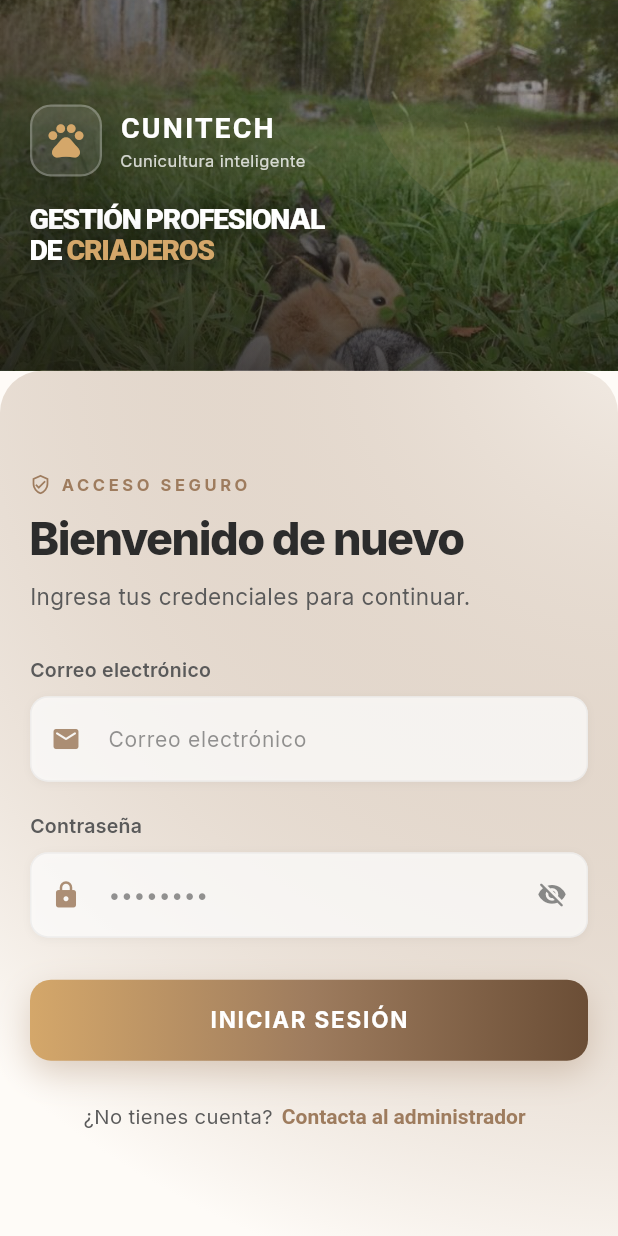
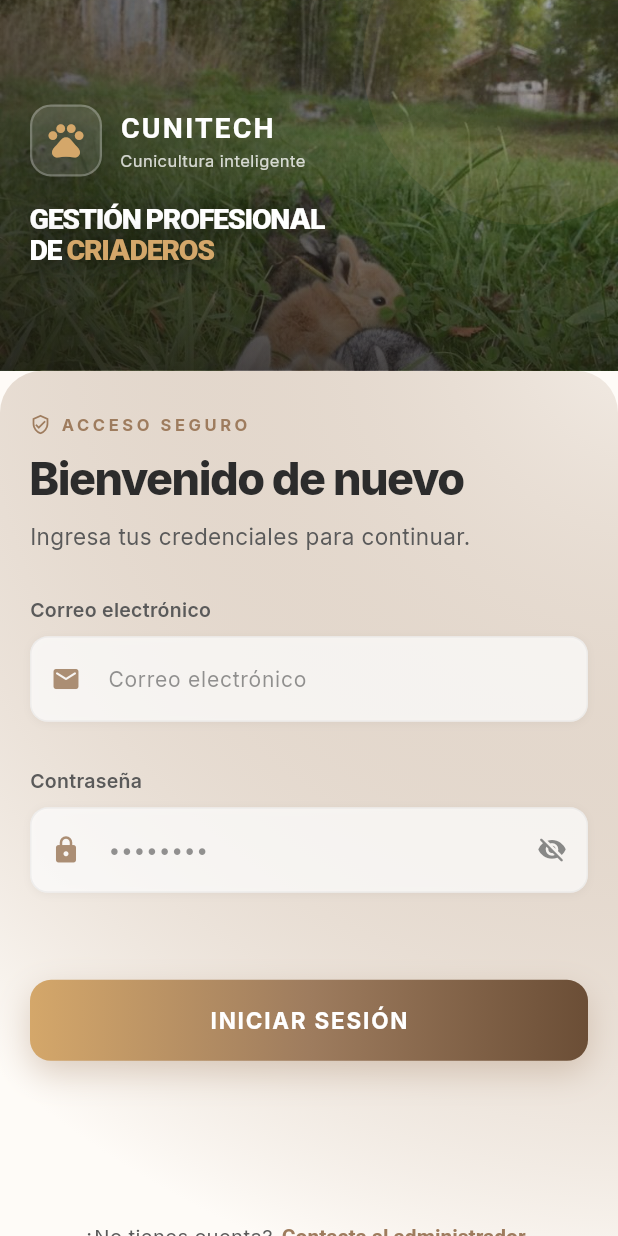
Before and after one commit to Sara-AprendizCBA/Cunitech, a Flutter app: the screen it shows after launch, on a phone screen of 412 x 824 dp. Run offline on Flutter 3.47's test engine with Material 3 defaults, Android fonts, the phone set to English and light mode, and no system bars; drawn by our look-alikes of flutter_animate; our stand-ins replace fl_chart, flutter_local_notifications, flutter_tts, get, google_fonts, image_picker and 7 more; missing offline and left inert: dart:html; accounts and stored records are empty; network calls fail.

Commit message:
fix(ui): resolver bloqueo y perdida de foco en campos de texto del login

```diff
--- a/lib/screens/auth/login_screen.dart
+++ b/lib/screens/auth/login_screen.dart
@@ -348,7 +348,7 @@ class _AuthScreenState extends State<AuthScreen> {
           child: Column(
             children: [
               if (!isLogin) ...[
-                _buildTextField(
+                _buildFormField(
                   controller: _nameController,
                   focusNode: _nameFocusNode,
                   compact: compact,
@@ -362,9 +362,8 @@ class _AuthScreenState extends State<AuthScreen> {
                     return null;
                   },
                 ),
-                const SizedBox(height: 20),
               ],
-              _buildTextField(
+              _buildFormField(
                 controller: _emailController,
                 focusNode: _emailFocusNode,
                 compact: compact,
@@ -385,22 +384,23 @@ class _AuthScreenState extends State<AuthScreen> {
                   return null;
                 },
               ),
-              const SizedBox(height: 20),
-              _buildPasswordField(
+              _buildFormField(
                 controller: _passwordController,
                 focusNode: _passwordFocusNode,
                 compact: compact,
                 label: "Contraseña",
+                hint: "••••••••",
+                icon: Icons.lock_rounded,
                 obscure: _obscurePassword,
+                onToggleObscure: () => setState(
+                  () => _obscurePassword = !_obscurePassword,
+                ),
                 textInputAction: TextInputAction.done,
                 onFieldSubmitted: (_) {
                   if (!_isLoading) {
                     _authenticate();
                   }
                 },
-                onToggle: () => setState(
-                  () => _obscurePassword = !_obscurePassword,
-                ),
                 validator: (value) {
                   if (value == null || value.isEmpty) {
                     return 'Ingresa tu contraseña';
@@ -412,16 +412,16 @@ class _AuthScreenState extends State<AuthScreen> {
                 },
               ),
               if (!isLogin) ...[
-                const SizedBox(height: 20),
-                _buildPasswordField(
+                _buildFormField(
                   controller: _confirmPasswordController,
                   focusNode: _confirmPasswordFocusNode,
                   compact: compact,
                   label: "Confirmar Contraseña",
+                  hint: "••••••••",
+                  icon: Icons.lock_rounded,
                   obscure: _obscureConfirmPassword,
-                  onToggle: () => setState(
-                    () => _obscureConfirmPassword =
-                        !_obscureConfirmPassword,
+                  onToggleObscure: () => setState(
+                    () => _obscureConfirmPassword = !_obscureConfirmPassword,
                   ),
                   validator: (value) {
                     if (value == null || value.isEmpty) {
@@ -439,36 +439,43 @@ class _AuthScreenState extends State<AuthScreen> {
             ],
           ),
         ),
-        // El mensaje de error va DESPUES del formulario: si se mostrara
-        // arriba, al aparecer desplazaria los campos y en Web el clic
-        // se perderia antes de que el campo reciba el foco.
-        if (_errorMessage != null) ...[
-          const SizedBox(height: 16),
-          Container(
-            padding: const EdgeInsets.all(16),
+        // El mensaje de error va DESPUES del formulario y dentro de un espacio
+        // de altura RESERVADA: si apareciera o desapareciera, el contenido
+        // centrado cambiaria de alto, los campos se desplazarian y en Web el
+        // clic se perderia antes de que el campo reciba el foco.
+        SizedBox(
+          height: _errorSlotHeight,
+          child: _errorMessage == null
+              ? null
+              : Container(
+                  padding: const EdgeInsets.all(12),
                   decoration: BoxDecoration(
                     color: errorBackground,
                     border: Border.all(color: errorBorder),
                     borderRadius: BorderRadius.circular(12),
                   ),
                   child: Row(
+                    crossAxisAlignment: CrossAxisAlignment.start,
                     children: [
                       Icon(Icons.warning_amber_rounded, color: errorIcon),
                       const SizedBox(width: 12),
                       Expanded(
                         child: Text(
                           _errorMessage!,
+                          maxLines: 3,
+                          overflow: TextOverflow.ellipsis,
                           style: TextStyle(
                             color: errorText,
-                      fontSize: 14,
+                            fontSize: 13,
                             fontWeight: FontWeight.w500,
+                            height: 1.3,
                           ),
                         ),
                       ),
                     ],
                   ),
                 ),
-        ],
+        ),
         const SizedBox(height: 24),
         _buildContactFooter(context),
       ],
@@ -930,20 +937,41 @@ class _AuthScreenState extends State<AuthScreen> {
     );
   }
 
-  // ========== CUSTOM TEXT FIELD ==========
-  Widget _buildTextField({
+  // ========== CAMPOS DEL FORMULARIO ==========
+
+  /// Altura reservada para el mensaje de validacion de cada campo.
+  ///
+  /// El mensaje se dibuja DENTRO de este espacio y nunca debajo del campo.
+  /// Si el campo creciera al aparecer el error, los campos de abajo se
+  /// desplazarian y el clic del usuario aterrizaria en otro widget: por eso
+  /// el campo "parecia congelado" y el cursor no aparecia.
+  static const double _validationSlotHeight = 30;
+
+  /// Altura reservada para el mensaje de error general del formulario.
+  /// Mismo motivo que [_validationSlotHeight]: el alto del contenido no puede
+  /// cambiar cuando el mensaje aparece o desaparece.
+  static const double _errorSlotHeight = 80;
+
+  Widget _buildFormField({
     required TextEditingController controller,
+    required FocusNode focusNode,
     required String label,
     required String hint,
     required IconData icon,
     required bool compact,
-    FocusNode? focusNode,
+    bool obscure = false,
+    VoidCallback? onToggleObscure,
     TextInputType keyboardType = TextInputType.text,
     TextInputAction? textInputAction,
     ValueChanged<String>? onFieldSubmitted,
     String? Function(String?)? validator,
   }) {
     final theme = Theme.of(context);
+
+    return FormField<String>(
+      initialValue: controller.text,
+      validator: validator,
+      builder: (FormFieldState<String> field) {
         return Column(
           crossAxisAlignment: CrossAxisAlignment.start,
           children: [
@@ -968,14 +996,22 @@ class _AuthScreenState extends State<AuthScreen> {
                   ),
                 ],
               ),
-          child: TextFormField(
+              child: TextField(
                 controller: controller,
                 focusNode: focusNode,
                 keyboardType: keyboardType,
                 textInputAction: textInputAction,
-            onFieldSubmitted: onFieldSubmitted,
-            onTapOutside: (_) => FocusScope.of(context).unfocus(),
-            validator: validator,
+                obscureText: obscure,
+                onSubmitted: onFieldSubmitted,
+                onChanged: field.didChange,
+                // El foco se pide explicitamente: en Web el teclado virtual
+                // solo se abre si el nodo de foco gana la peticion.
+                onTap: () => focusNode.requestFocus(),
+                // Solo se suelta el foco de ESTE campo. Usar
+                // FocusScope.of(context).unfocus() limpienia el ambito
+                // completo y podia robarle el foco al campo que el usuario
+                // acababa de pulsar.
+                onTapOutside: (_) => focusNode.unfocus(),
                 cursorColor: AppTheme.accent,
                 decoration: InputDecoration(
                   hintText: hint,
@@ -984,112 +1020,16 @@ class _AuthScreenState extends State<AuthScreen> {
                     color: AppTheme.accent.withValues(alpha: 0.85),
                     size: 20,
                   ),
-              filled: true,
-              fillColor: theme.brightness == Brightness.dark
-                  ? Colors.white.withValues(alpha: 0.06)
-                  : Colors.white.withValues(alpha: 0.74),
-              border: OutlineInputBorder(
-                borderRadius: BorderRadius.circular(12),
-                borderSide: BorderSide(
-                  color: theme.colorScheme.outline.withValues(alpha: 0.45),
-                ),
-              ),
-              enabledBorder: OutlineInputBorder(
-                borderRadius: BorderRadius.circular(12),
-                borderSide: BorderSide(
-                  color: theme.colorScheme.outline.withValues(alpha: 0.45),
-                ),
-              ),
-              focusedBorder: OutlineInputBorder(
-                borderRadius: BorderRadius.circular(12),
-                borderSide: const BorderSide(
-                  color: AppTheme.accent,
-                  width: 1.6,
-                ),
-              ),
-              contentPadding: EdgeInsets.symmetric(
-                horizontal: 16,
-                vertical: compact ? 18 : 20,
-              ),
-              hintStyle: TextStyle(
-                color: theme.colorScheme.onSurfaceVariant.withValues(
-                  alpha: 0.65,
-                ),
-                fontSize: 14,
-              ),
-            ),
-            style: TextStyle(
-              fontSize: 14,
-              color: theme.colorScheme.onSurface,
-            ),
-          ),
-        ),
-      ],
-    );
-  }
-
-  // ========== PASSWORD FIELD ==========
-  Widget _buildPasswordField({
-    required TextEditingController controller,
-    required String label,
-    required bool obscure,
-    required VoidCallback onToggle,
-    required bool compact,
-    FocusNode? focusNode,
-    TextInputAction? textInputAction,
-    ValueChanged<String>? onFieldSubmitted,
-    String? Function(String?)? validator,
-  }) {
-    final theme = Theme.of(context);
-    return Column(
-      crossAxisAlignment: CrossAxisAlignment.start,
-      children: [
-        Text(
-          label,
-          style: TextStyle(
-            fontSize: 13,
-            fontWeight: FontWeight.w600,
-            color: theme.colorScheme.onSurfaceVariant,
-            letterSpacing: 0.2,
-          ),
-        ),
-        const SizedBox(height: 8),
-        Container(
-          decoration: BoxDecoration(
-            borderRadius: BorderRadius.circular(12),
-            boxShadow: [
-              BoxShadow(
-                color: Colors.black.withValues(alpha: 0.04),
-                blurRadius: 4,
-                offset: const Offset(0, 1),
-              ),
-            ],
-          ),
-          child: TextFormField(
-            controller: controller,
-            focusNode: focusNode,
-            obscureText: obscure,
-            textInputAction: textInputAction,
-            onFieldSubmitted: onFieldSubmitted,
-            onTapOutside: (_) => FocusScope.of(context).unfocus(),
-            validator: validator,
-            cursorColor: AppTheme.accent,
-            decoration: InputDecoration(
-              hintText: "••••••••",
-              prefixIcon: Icon(
-                Icons.lock_rounded,
-                color: AppTheme.accent.withValues(alpha: 0.85),
-                size: 20,
-              ),
-              suffixIcon: IconButton(
-                onPressed: onToggle,
+                  suffixIcon: onToggleObscure == null
+                      ? null
+                      : IconButton(
+                          onPressed: onToggleObscure,
                           icon: Icon(
                             obscure
                                 ? Icons.visibility_off_rounded
                                 : Icons.visibility_rounded,
-                  color: theme.colorScheme.onSurfaceVariant.withValues(
-                    alpha: 0.7,
-                  ),
+                            color: theme.colorScheme.onSurfaceVariant
+                                .withValues(alpha: 0.7),
                             size: 20,
                           ),
                         ),
@@ -1133,7 +1073,32 @@ class _AuthScreenState extends State<AuthScreen> {
                 ),
               ),
             ),
+            _buildValidationSlot(field.errorText, theme.colorScheme.error),
           ],
+        );
+      },
+    );
+  }
+
+  /// Espacio de altura fija donde se dibuja el error de validacion del campo.
+  Widget _buildValidationSlot(String? errorText, Color errorColor) {
+    return SizedBox(
+      height: _validationSlotHeight,
+      child: errorText == null
+          ? null
+          : Padding(
+              padding: const EdgeInsets.only(top: 5, left: 2),
+              child: Text(
+                errorText,
+                maxLines: 2,
+                overflow: TextOverflow.ellipsis,
+                style: TextStyle(
+                  color: errorColor,
+                  fontSize: 12,
+                  height: 1.25,
+                ),
+              ),
+            ),
     );
   }
 
@@ -1289,15 +1254,12 @@ class _AuthScreenState extends State<AuthScreen> {
       _setError('No se pudo conectar. Revisa tu conexión e intenta de nuevo.');
     } finally {
       if (mounted) {
+        // El estado de carga SIEMPRE vuelve a false, exista o no error.
         setState(() => _isLoading = false);
-        // Tras un intento fallido el foco vuelve al campo de correo para
-        // que el usuario pueda corregirlo sin tener que volver a hacer clic.
-        if (_errorMessage != null) {
-          WidgetsBinding.instance.addPostFrameCallback((_) {
-            if (!mounted) return;
-            _emailFocusNode.requestFocus();
-          });
-        }
+        // NO se roba el foco aqui: en Web un requestFocus tras el fallo abria
+        // el teclado y desplazaba la vista, de modo que el siguiente clic
+        // aterrizaba fuera del campo. El foco se queda donde el usuario lo
+        // dejo y cada campo vuelve a ser editable con un simple clic.
       }
     }
   }
```
Also changed, not shown: 3 other files. Lines whose indentation alone changed are shown as unchanged.
